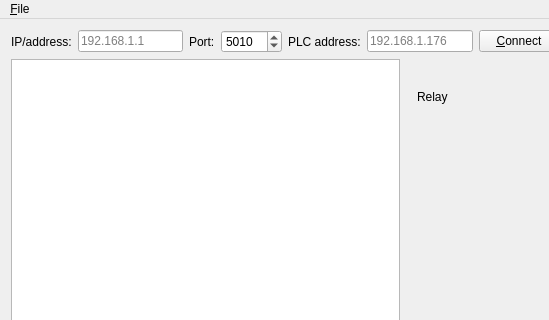
This is mainwindow.ui in jirislaby/ifoxtrot-qt as Qt 5 draws it before an edit; both pictures show x 0 to 549 and y 0 to 320 of the 805 by 705 pixel window. The edited form follows.
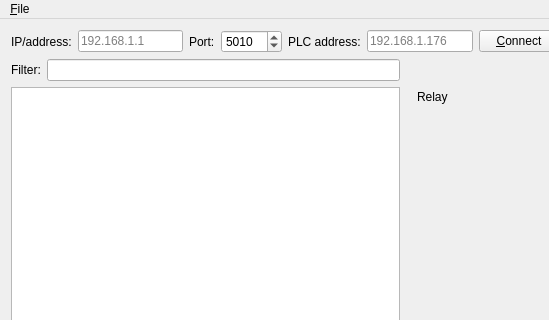
This is the edited form.

What changed in the file:
```diff
--- a/mainwindow.ui
+++ b/mainwindow.ui
@@ -120,7 +120,29 @@
     <item>
      <layout class="QHBoxLayout" name="horizontalLayout">
       <item>
-       <widget class="QListView" name="listViewItems"/>
+       <layout class="QVBoxLayout" name="verticalLayout_8">
+        <item>
+         <layout class="QHBoxLayout" name="horizontalLayout_4">
+          <item>
+           <widget class="QLabel" name="labelFilter">
+            <property name="text">
+             <string>Filter:</string>
+            </property>
+           </widget>
+          </item>
+          <item>
+           <widget class="QLineEdit" name="lineEditFilter">
+            <property name="clearButtonEnabled">
+             <bool>true</bool>
+            </property>
+           </widget>
+          </item>
+         </layout>
+        </item>
+        <item>
+         <widget class="QListView" name="listViewItems"/>
+        </item>
+       </layout>
       </item>
       <item>
        <layout class="QVBoxLayout" name="verticalLayout_2">
```
Left out of the diff: 25 changed lines with no effect on the pictures.
